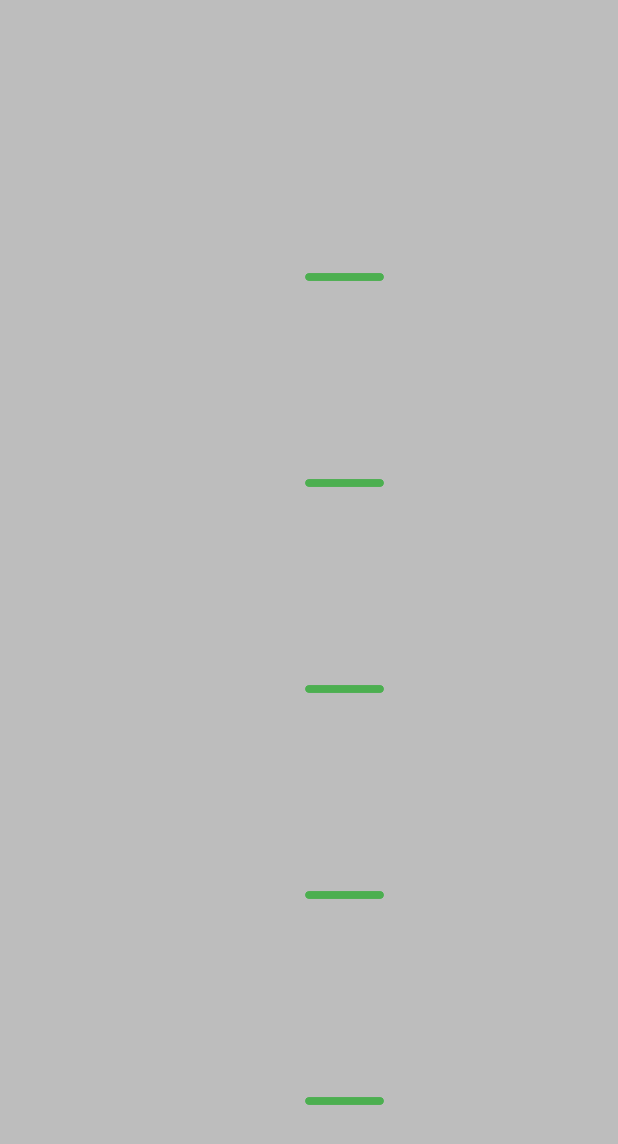
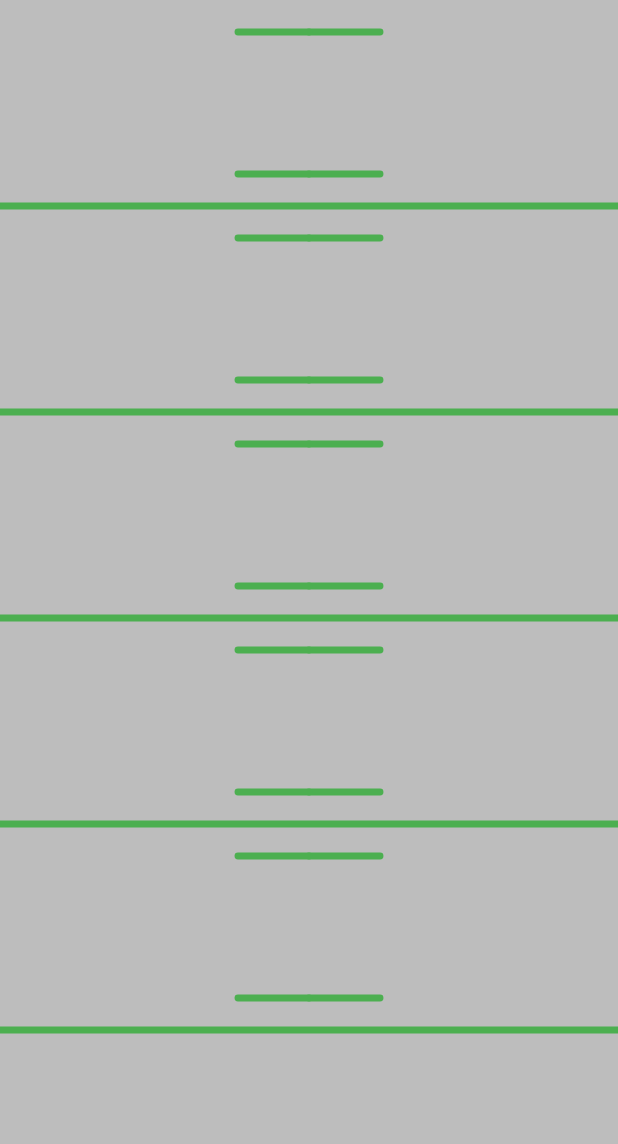
Before and after one commit to Anwesh43/LinkedCorneredRotLineView, an Android app: the screen it shows after launch (MainActivity), on a phone screen of 412 x 824 dp. Shown: the top 1144 px of the screen. Run offline under Robolectric (Android 15) with nearby library versions, the phone set to English and light mode, and no system bars.

Commit message:
adding fixes

```diff
--- a/corneredrotlineview/src/main/java/com/anwesh/uiprojects/corneredrotlineview/CorneredRotLineView.kt
+++ b/corneredrotlineview/src/main/java/com/anwesh/uiprojects/corneredrotlineview/CorneredRotLineView.kt
@@ -15,13 +15,13 @@ import android.content.Context
 val nodes : Int = 5
 val lines : Int = 2
 val upLines : Int = 2
-val scGap : Float = 0.02f
+val scGap : Float = 0.04f / (2 * upLines * lines)
 val strokeFactor : Int = 90
 val sizeFactor : Float = 2.9f
 val foreColor : Int = Color.parseColor("#4CAF50")
 val backColor : Int = Color.parseColor("#BDBDBD")
 val rotDeg : Float = 90f
-val delay : Long = 20
+val delay : Long = 10
 
 fun Int.inverse() : Float = 1f / this
 fun Float.maxScale(i : Int, n : Int) : Float = Math.max(0f, this - i * n.inverse())
@@ -31,6 +31,7 @@ fun Float.sinify() : Float = Math.sin(this * Math.PI).toFloat()
 fun Canvas.drawCorneredRotLine(i : Int, scale : Float, size : Float, paint : Paint) {
     val sci : Float = scale.divideScale(i, lines)
     save()
+    scale(1f - 2 * i, 1f)
     translate(size, size)
     rotate(rotDeg * sci)
     drawLine(0f, 0f, -size, 0f, paint)
@@ -39,12 +40,20 @@ fun Canvas.drawCorneredRotLine(i : Int, scale : Float, size : Float, paint : Pai
 
 fun Canvas.drawCorneredRotLines(scale : Float, size : Float, paint : Paint) {
     val sf : Float = scale.sinify()
+    val sf1 : Float = sf.divideScale(0, 2)
+    val sf2 : Float = sf.divideScale(1, 2)
+    save()
+    rotate(rotDeg * sf2)
     for (i in 0..(upLines - 1)) {
-        val sfi : Float = sf.divideScale(i, upLines)
+        save()
+        scale(1f, 1f - 2 * i)
+        val sfi : Float = sf1.divideScale(i, upLines)
         for (j in 0..(lines - 1)) {
-            drawCorneredRotLine(i, sfi, size, paint)
+            drawCorneredRotLine(j, sfi, size, paint)
         }
+        restore()
     }
+    restore()
 }
 
 fun Canvas.drawCRLNode(i : Int, scale : Float, paint : Paint) {
@@ -56,7 +65,8 @@ fun Canvas.drawCRLNode(i : Int, scale : Float, paint : Paint) {
     paint.strokeCap = Paint.Cap.ROUND
     paint.strokeWidth = Math.min(w, h) / strokeFactor
     save()
-    translate(w / 2, gap * (i + 1))
+    translate(w / 2, gap * (i + 1) - gap / 2)
+    drawLine(-w / 2, gap / 2, w / 2, gap / 2, paint)
     drawCorneredRotLines(scale, size, paint)
     restore()
 }
```
